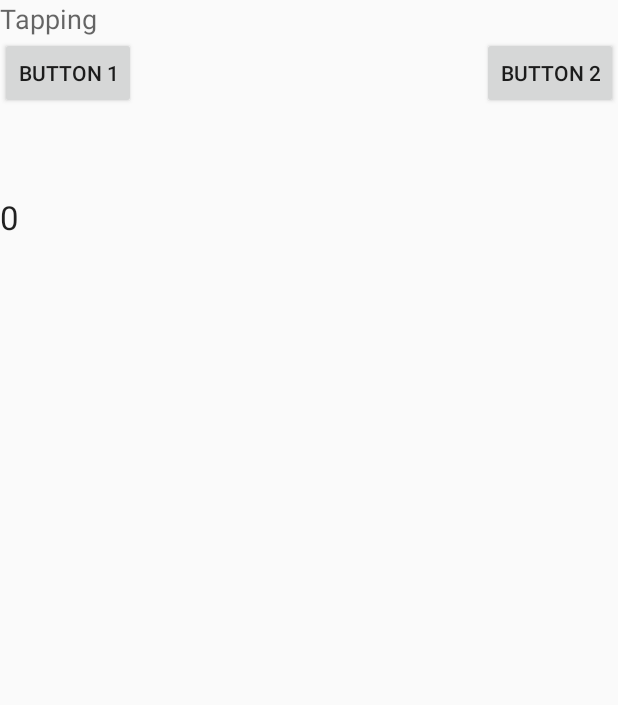
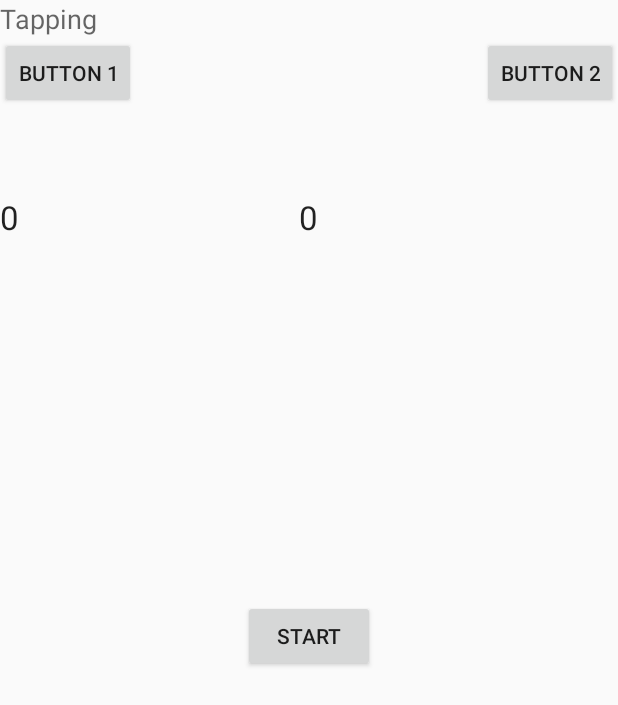
Before and after one commit to paperclipmonkey/R-Kit, an Android app: the layout activity_tapping.xml on its own in the app's theme, with its tools: preview values and no code run, on a phone screen of 412 x 824 dp. Shown: the top 705 px of the screen. Run offline under Robolectric (Android 15) with nearby library versions, the phone set to English and light mode, and no system bars.

Commit message:
Get tapping activity working

```diff
--- a/app/src/main/AndroidManifest.xml
+++ b/app/src/main/AndroidManifest.xml
@@ -50,6 +50,11 @@
             android:name=".Diary"
             android:label="@string/app_name" >
         </activity>
+
+        <activity
+            android:name=".Tapping"
+            android:label="@string/app_name" >
+        </activity>
     </application>
 
 </manifest>
--- a/app/src/main/java/com/example/michaelwaterworth/r_kit/MainActivity.java
+++ b/app/src/main/java/com/example/michaelwaterworth/r_kit/MainActivity.java
@@ -51,7 +51,7 @@ public class MainActivity extends ActionBarActivity
         t1.setDate(now);
         t1.setNotifTitle("Diary entry");
         t1.setNotifDesc("Please add a new diary entry");
-        t1.setClassName("Diary");
+        t1.setClassName("Tapping");
         t1.setIsService(false);
         t1.save();
     }
--- a/app/src/main/res/layout/activity_tapping.xml
+++ b/app/src/main/res/layout/activity_tapping.xml
@@ -25,7 +25,7 @@
             android:text="Button 1"
             android:id="@+id/button_tapping_1"
             android:layout_gravity="right"
-            android:onClick="save" />
+            android:onClick="tapped" />
 
         <Button
             android:layout_width="wrap_content"
@@ -33,7 +33,7 @@
             android:text="Button 2"
             android:id="@+id/button_tapping_2"
             android:layout_gravity="right"
-            android:onClick="save"
+            android:onClick="tapped"
             android:layout_alignParentTop="true"
             android:layout_alignParentRight="true"
             android:layout_alignParentEnd="true" />
@@ -48,6 +48,25 @@
             android:layout_alignParentLeft="true"
             android:layout_alignParentStart="true"
             android:layout_marginTop="57dp" />
+
+        <TextView
+            android:layout_width="wrap_content"
+            android:layout_height="wrap_content"
+            android:textAppearance="?android:attr/textAppearanceLarge"
+            android:text="0"
+            android:id="@+id/tapping_countdown"
+            android:layout_alignTop="@+id/tapping_counter"
+            android:layout_centerHorizontal="true" />
+
+        <Button
+            android:layout_width="wrap_content"
+            android:layout_height="wrap_content"
+            android:text="Start"
+            android:id="@+id/tapping_start_stop"
+            android:layout_centerVertical="true"
+            android:layout_centerHorizontal="true"
+            android:onClick="buttonStartStop"
+            android:longClickable="true" />
     </RelativeLayout>
 
 </LinearLayout>
```
Also changed, not shown: app/src/main/java/com/example/michaelwaterworth/r_kit/Tapping.java (+28 -8 lines).
